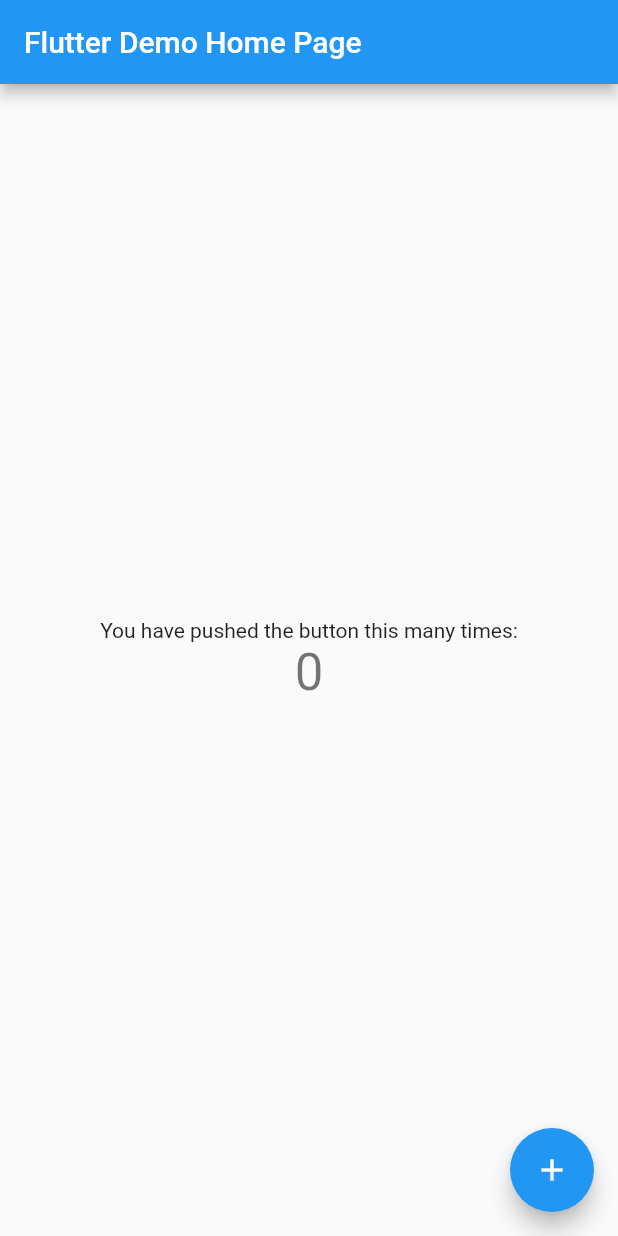
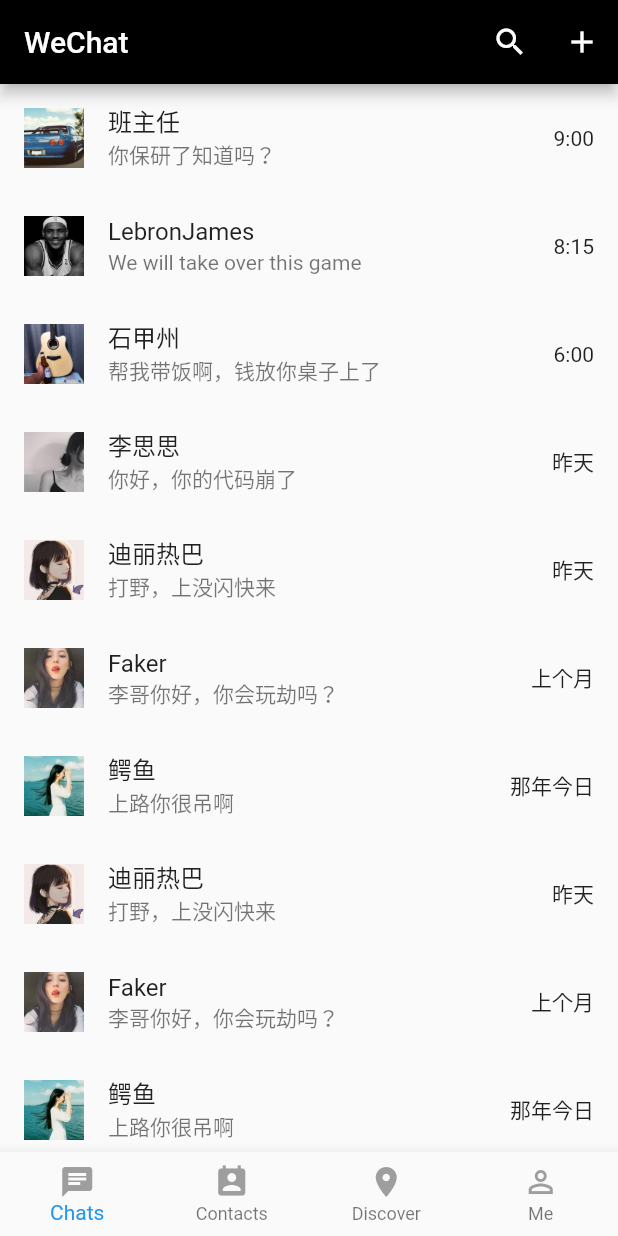
Before and after one commit to Mayandev/wechat_flutter, a Flutter app: the screen it shows after launch, on a phone screen of 412 x 824 dp. Run offline on Flutter 3.47's test engine with Material 2 defaults, Android fonts, the phone set to English and light mode, and no system bars.

Commit message:
add three pages

```diff
--- /dev/null
+++ b/lib/home.dart
@@ -0,0 +1,177 @@
+import 'package:flutter/material.dart';
+import 'chat.dart';
+
+class HomeView extends StatefulWidget {
+  _HomeViewState createState() => _HomeViewState();
+}
+
+class _HomeViewState extends State<HomeView> {
+  @override
+  Widget build(BuildContext context) {
+    return new Scaffold(
+      body: _buildListView(),
+    );
+  }
+
+  ListView _buildListView() {
+    return new ListView(
+      children: <Widget>[
+        new ListTile(
+          onTap: () {
+            Navigator.of(context).push(
+              new MaterialPageRoute(
+                builder: (BuildContext context) {
+                  return new ChatView();
+                }
+              )
+            );
+          },
+          leading: new Image.asset(
+            "images/img.jpg",
+            width: 40.0,
+            height: 40.0,
+            fit: BoxFit.cover,
+          ),
+          title: new Text("班主任"),
+          subtitle: new Text("你保研了知道吗？"),
+          trailing: new Text("9:00"),
+        ),
+        new ListTile(
+          onTap: (){
+            Navigator.of(context).push(
+                new MaterialPageRoute(
+                    builder: (context){
+                      return new ChatView();
+                    }
+                )
+            );
+          },
+          leading: new Image.asset("images/lebron.jpg",width: 40.0,height: 40.0,fit: BoxFit.cover,),
+          title: new Text("LebronJames"),
+          subtitle: new Text("We will take over this game"),
+          trailing: new Text("8:15"),
+        ),
+        new ListTile(
+          onTap: (){
+            Navigator.of(context).push(
+                new MaterialPageRoute(
+                    builder: (context){
+                      return new ChatView();
+                    }
+                )
+            );
+          },
+          leading: new Image.asset("images/xk.jpg",width: 40.0,height: 40.0,fit: BoxFit.cover,),
+          title: new Text("石甲州"),
+          subtitle: new Text("帮我带饭啊，钱放你桌子上了"),
+          trailing: new Text("6:00"),
+        ),
+        new ListTile(
+          onTap: (){
+            Navigator.of(context).push(
+                new MaterialPageRoute(
+                    builder: (context){
+                      return new ChatView();
+                    }
+                )
+            );
+          },
+          leading: new Image.asset("images/a001.jpg",width: 40.0,height: 40.0,fit: BoxFit.cover,),
+          title: new Text("李思思"),
+          subtitle: new Text("你好，你的代码崩了"),
+          trailing: new Text("昨天"),
+        ),
+        new ListTile(
+          onTap: (){
+            Navigator.of(context).push(
+                new MaterialPageRoute(
+                    builder: (context){
+                      return new ChatView();
+                    }
+                )
+            );
+          },
+          leading: new Image.asset("images/a002.jpg",width: 40.0,height: 40.0,fit: BoxFit.cover,),
+          title: new Text("迪丽热巴"),
+          subtitle: new Text("打野，上没闪快来"),
+          trailing: new Text("昨天"),
+        ),
+        new ListTile(
+          onTap: (){
+            Navigator.of(context).push(
+                new MaterialPageRoute(
+                    builder: (context){
+                      return new ChatView();
+                    }
+                )
+            );
+          },
+          leading: new Image.asset("images/a003.jpg",width: 40.0,height: 40.0,fit: BoxFit.cover,),
+          title: new Text("Faker"),
+          subtitle: new Text("李哥你好，你会玩劫吗？"),
+          trailing: new Text("上个月"),
+        ),
+        new ListTile(
+          onTap: (){
+            Navigator.of(context).push(
+                new MaterialPageRoute(
+                    builder: (context){
+                      return new ChatView();
+                    }
+                )
+            );
+          },
+          leading: new Image.asset("images/a004.jpg",width: 40.0,height: 40.0,fit: BoxFit.cover,),
+          title: new Text("鳄鱼"),
+          subtitle: new Text("上路你很吊啊"),
+          trailing: new Text("那年今日"),
+        ),
+        new ListTile(
+          onTap: (){
+            Navigator.of(context).push(
+                new MaterialPageRoute(
+                    builder: (context){
+                      return new ChatView();
+                    }
+                )
+            );
+          },
+          leading: new Image.asset("images/a002.jpg",width: 40.0,height: 40.0,fit: BoxFit.cover,),
+          title: new Text("迪丽热巴"),
+          subtitle: new Text("打野，上没闪快来"),
+          trailing: new Text("昨天"),
+        ),
+        new ListTile(
+          onTap: (){
+            Navigator.of(context).push(
+                new MaterialPageRoute(
+                    builder: (context){
+                      return new ChatView();
+                    }
+                )
+            );
+          },
+          leading: new Image.asset("images/a003.jpg",width: 40.0,height: 40.0,fit: BoxFit.cover,),
+          title: new Text("Faker"),
+          subtitle: new Text("李哥你好，你会玩劫吗？"),
+          trailing: new Text("上个月"),
+        ),
+        new ListTile(
+          onTap: (){
+            Navigator.of(context).push(
+                new MaterialPageRoute(
+                    builder: (context){
+                      return new ChatView();
+                    }
+                )
+            );
+          },
+          leading: new Image.asset("images/a004.jpg",width: 40.0,height: 40.0,fit: BoxFit.cover,),
+          title: new Text("鳄鱼"),
+          subtitle: new Text("上路你很吊啊"),
+          trailing: new Text("那年今日"),
+        ),
+      ],
+    );
+  }
+}
--- a/lib/main.dart
+++ b/lib/main.dart
@@ -1,109 +1,102 @@
 import 'package:flutter/material.dart';
+import 'home.dart';
+import 'contact.dart';
+import 'find.dart';
+import 'mine.dart';
 
 void main() => runApp(new MyApp());
 
 class MyApp extends StatelessWidget {
-  // This widget is the root of your application.
   @override
   Widget build(BuildContext context) {
     return new MaterialApp(
-      title: 'Flutter Demo',
+      title: 'title',
       theme: new ThemeData(
-        // This is the theme of your application.
-        //
-        // Try running your application with "flutter run". You'll see the
-        // application has a blue toolbar. Then, without quitting the app, try
-        // changing the primarySwatch below to Colors.green and then invoke
-        // "hot reload" (press "r" in the console where you ran "flutter run",
-        // or press Run > Flutter Hot Reload in IntelliJ). Notice that the
-        // counter didn't reset back to zero; the application is not restarted.
-        primarySwatch: Colors.blue,
+        primaryColor: Colors.black,
       ),
-      home: new MyHomePage(title: 'Flutter Demo Home Page'),
+      home: new Center(
+        child: new MainContent(),
+      ),
     );
   }
 }
 
-class MyHomePage extends StatefulWidget {
-  MyHomePage({Key key, this.title}) : super(key: key);
-
-  // This widget is the home page of your application. It is stateful, meaning
-  // that it has a State object (defined below) that contains fields that affect
-  // how it looks.
-
-  // This class is the configuration for the state. It holds the values (in this
-  // case the title) provided by the parent (in this case the App widget) and
-  // used by the build method of the State. Fields in a Widget subclass are
-  // always marked "final".
-
-  final String title;
-
-  @override
-  _MyHomePageState createState() => new _MyHomePageState();
+class MainContent extends StatefulWidget {
+  _MainContentState createState() => _MainContentState();
 }
 
-class _MyHomePageState extends State<MyHomePage> {
-  int _counter = 0;
+class _MainContentState extends State<MainContent> {
 
-  void _incrementCounter() {
-    setState(() {
-      // This call to setState tells the Flutter framework that something has
-      // changed in this State, which causes it to rerun the build method below
-      // so that the display can reflect the updated values. If we changed
-      // _counter without calling setState(), then the build method would not be
-      // called again, and so nothing would appear to happen.
-      _counter++;
-    });
-  }
+  final List<BottomNavigationBarItem> listSet = [
+    new BottomNavigationBarItem(
+      icon: new Icon(
+        Icons.chat,
+        color: Colors.grey,
+      ),
+      title: new Text("Chats"),
+    ),
+    new BottomNavigationBarItem(
+      icon: new Icon(
+        Icons.perm_contact_calendar,
+        color: Colors.grey,
+      ),
+      title: new Text("Contacts"),
+    ),
+    new BottomNavigationBarItem(
+      icon: new Icon(
+        Icons.room,
+        color: Colors.grey,
+      ),
+      title: new Text("Discover"),
+    ),
+    new BottomNavigationBarItem(
+      icon: new Icon(
+        Icons.perm_identity,
+        color: Colors.grey,
+      ),
+      title: new Text("Me")
+    ),
+  ];
+
+  final List<StatefulWidget> viewSet = [
+    new HomeView(),
+    new ContactView(),
+    new FindView(),
+    new MineView()
+  ];
+
+  int _sindex = 0;
 
   @override
   Widget build(BuildContext context) {
-    // This method is rerun every time setState is called, for instance as done
-    // by the _incrementCounter method above.
-    //
-    // The Flutter framework has been optimized to make rerunning build methods
-    // fast, so that you can just rebuild anything that needs updating rather
-    // than having to individually change instances of widgets.
     return new Scaffold(
       appBar: new AppBar(
-        // Here we take the value from the MyHomePage object that was created by
-        // the App.build method, and use it to set our appbar title.
-        title: new Text(widget.title),
+        title: new Text("WeChat"),
+        actions: <Widget>[
+          new IconButton(
+            icon: new Icon(Icons.search),
+            onPressed: () {},
+          ),
+          new IconButton(
+            icon: new Icon(Icons.add),
+            onPressed: () {
+            },
+          ),
+        ],
       ),
-      body: new Center(
-        // Center is a layout widget. It takes a single child and positions it
-        // in the middle of the parent.
-        child: new Column(
-          // Column is also layout widget. It takes a list of children and
-          // arranges them vertically. By default, it sizes itself to fit its
-          // children horizontally, and tries to be as tall as its parent.
-          //
-          // Invoke "debug paint" (press "p" in the console where you ran
-          // "flutter run", or select "Toggle Debug Paint" from the Flutter tool
-          // window in IntelliJ) to see the wireframe for each widget.
-          //
-          // Column has various properties to control how it sizes itself and
-          // how it positions its children. Here we use mainAxisAlignment to
-          // center the children vertically; the main axis here is the vertical
-          // axis because Columns are vertical (the cross axis would be
-          // horizontal).
-          mainAxisAlignment: MainAxisAlignment.center,
-          children: <Widget>[
-            new Text(
-              'You have pushed the button this many times:',
-            ),
-            new Text(
-              '$_counter',
-              style: Theme.of(context).textTheme.display1,
-            ),
-          ],
-        ),
+      bottomNavigationBar: new BottomNavigationBar(
+        items: listSet,
+        type: BottomNavigationBarType.fixed,
+        onTap: (int index) {
+          setState(() {
+            print(index);
+            _sindex = index;
+          });
+          print("___$index");
+        },
+        currentIndex: _sindex,
       ),
-      floatingActionButton: new FloatingActionButton(
-        onPressed: _incrementCounter,
-        tooltip: 'Increment',
-        child: new Icon(Icons.add),
-      ), // This trailing comma makes auto-formatting nicer for build methods.
+      body: viewSet[_sindex],
     );
   }
 }
```
Also changed, not shown: lib/chat.dart (added, +17 -0 lines), lib/contact.dart (added, +235 -0 lines), lib/find.dart (added, +113 -0 lines), lib/mine.dart (added, +14 -0 lines), pubspec.yaml (+9 -0 lines), images/a001.jpg (added), images/a002.jpg (added), images/a003.jpg (added), images/a004.jpg (added), images/a005.jpg (added), images/img.jpg (added), images/lebron.jpg (added), images/xk.jpg (added).
